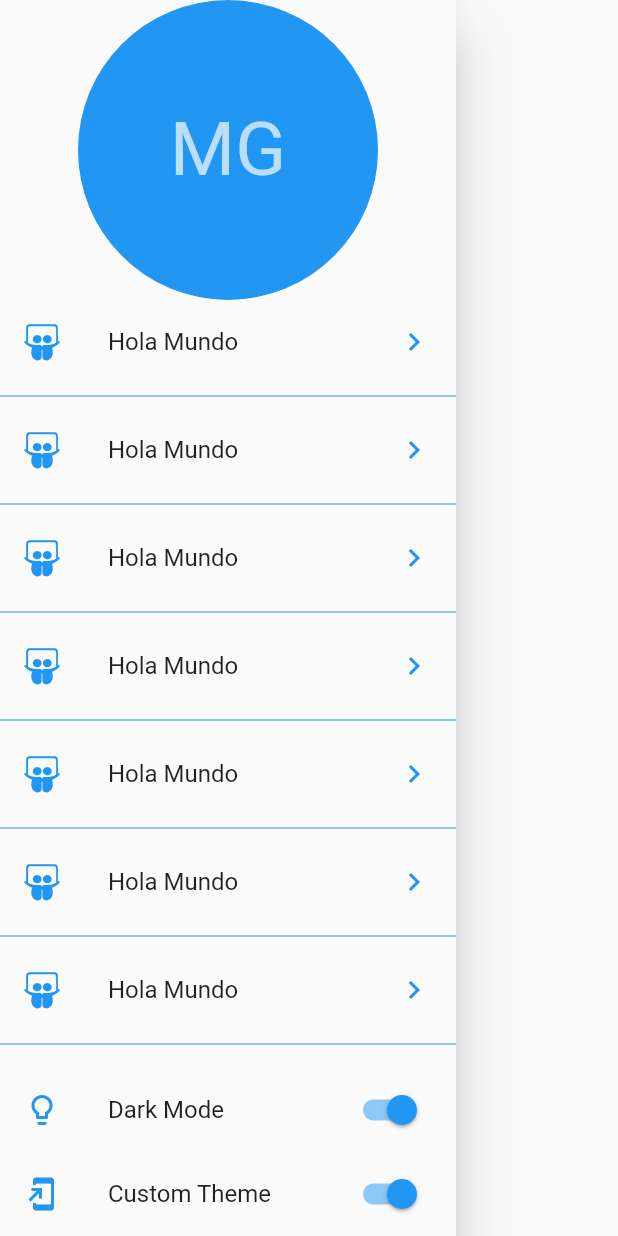
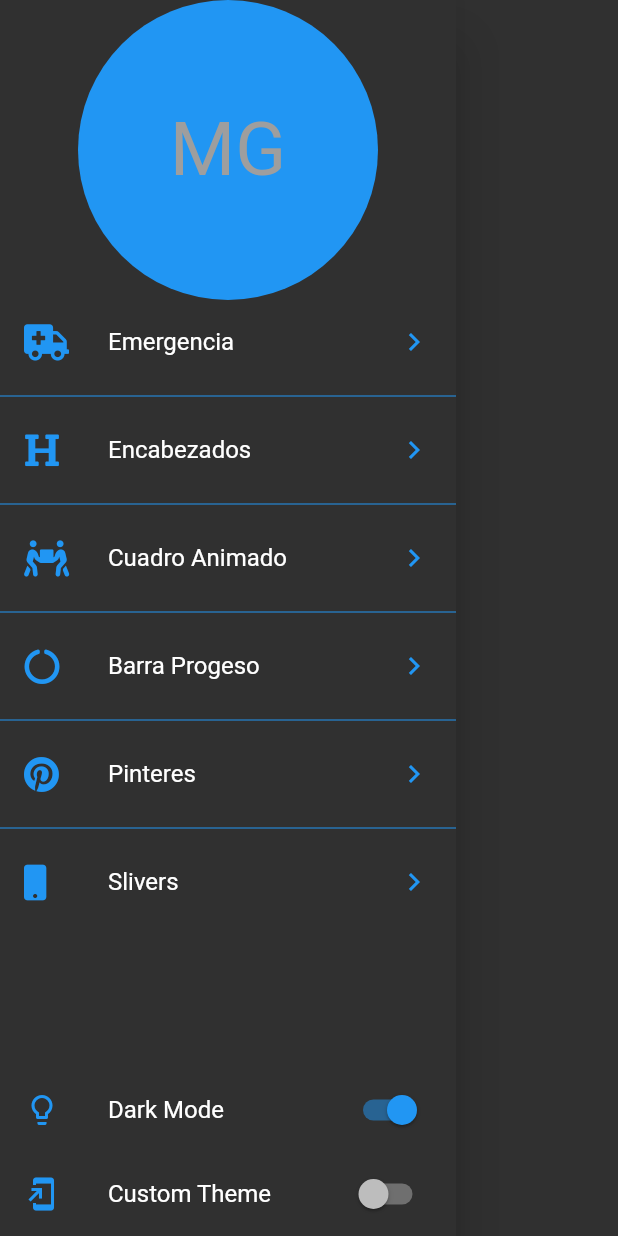
Before and after one commit to MarioAGtzC/Intermediate_Flutter, a Flutter app: the _MenuPrincipal widget shown alone on an empty page, opened directly, on a phone screen of 412 x 824 dp. Run offline on Flutter 3.47's test engine with Material 2 defaults, Android fonts, the phone set to English and light mode, and no system bars; our stand-ins replace animate_do, font_awesome_flutter.

Commit message:
Half of section 10

```diff
--- a/disenos_app/lib/src/pages/launcher_page.dart
+++ b/disenos_app/lib/src/pages/launcher_page.dart
@@ -1,5 +1,9 @@
 import 'package:flutter/material.dart';
+import 'package:provider/provider.dart';
 import 'package:font_awesome_flutter/font_awesome_flutter.dart';
+
+import 'package:disenos_app/src/theme/theme.dart';
+import 'package:disenos_app/src/routes/routes.dart';
 
 class LauncherPage extends StatelessWidget {
   @override
@@ -22,13 +26,13 @@ class _ListaOpciones extends StatelessWidget {
       separatorBuilder: (context, i) => Divider(
         color: Colors.blue,
       ),
-      itemCount: 20,
+      itemCount: pageRoutes.length,
       itemBuilder: (context, i) => ListTile(
-        leading: FaIcon(FontAwesomeIcons.slideshare, color: Colors.blue,),
-        title: Text('Hola Mundo'),
+        leading: FaIcon(pageRoutes[i].icon, color: Colors.blue,),
+        title: Text(pageRoutes[i].titulo),
         trailing: Icon(Icons.chevron_right, color: Colors.blue,),
         onTap: () {
-
+          Navigator.push(context, MaterialPageRoute(builder: (context) => pageRoutes[i].page));
         },
       ),
     );
@@ -38,6 +42,8 @@ class _ListaOpciones extends StatelessWidget {
 class _MenuPrincipal extends StatelessWidget {
   @override
   Widget build(BuildContext context) {
+    final appTheme = Provider.of<ThemeChanger>(context);
+
     return Drawer(
       child: Container(
         child: Column(
@@ -59,18 +65,24 @@ class _MenuPrincipal extends StatelessWidget {
               leading: Icon(Icons.lightbulb_outline, color: Colors.blue,),
               title: Text('Dark Mode'),
               trailing: Switch.adaptive(
-                value: true,
+                value: appTheme.darkTheme,
                 activeColor: Colors.blue,
-                onChanged: (value) {}
+                onChanged: (value) => appTheme.darkTheme = value
               ),
             ),
-            ListTile(
-              leading: Icon(Icons.add_to_home_screen, color: Colors.blue,),
-              title: Text('Custom Theme'),
-              trailing: Switch.adaptive(
-                value: true,
-                activeColor: Colors.blue,
-                onChanged: (value) {}
+            SafeArea(
+              bottom: true,
+              top: false,
+              left: false,
+              right: false,
+              child: ListTile(
+                leading: Icon(Icons.add_to_home_screen, color: Colors.blue,),
+                title: Text('Custom Theme'),
+                trailing: Switch.adaptive(
+                  value: appTheme.customTheme,
+                  activeColor: Colors.blue,
+                onChanged: (value) => appTheme.customTheme = value
+                ),
               ),
             ),
           ],
--- a/disenos_app/lib/src/pages/sliver_list_page.dart
+++ b/disenos_app/lib/src/pages/sliver_list_page.dart
@@ -1,5 +1,3 @@
-import 'dart:io';
-
 import 'package:flutter/material.dart';
 
 class SliverListPage extends StatelessWidget {
--- /dev/null
+++ b/disenos_app/lib/src/routes/routes.dart
@@ -0,0 +1,27 @@
+import 'package:flutter/material.dart';
+import 'package:font_awesome_flutter/font_awesome_flutter.dart';
+
+import 'package:disenos_app/src/pages/headers_page.dart';
+import 'package:disenos_app/src/pages/emergency_page.dart';
+import 'package:disenos_app/src/pages/pinterest_page.dart';
+import 'package:disenos_app/src/pages/sliver_list_page.dart';
+import 'package:disenos_app/src/retos/cuadrado_animado_page.dart';
+import 'package:disenos_app/src/pages/graficas_circulares_page.dart';
+
+final pageRoutes = <_Route> [
+  // _Route(FontAwesomeIcons.slideshare, 'Slideshow', SlideshowPage()),
+  _Route(FontAwesomeIcons.ambulance, 'Emergencia', EmergencyPage()),
+  _Route(FontAwesomeIcons.heading, 'Encabezados', HeadersPage()),
+  _Route(FontAwesomeIcons.peopleCarry, 'Cuadro Animado', CuadradoAnimadoPage()),
+  _Route(FontAwesomeIcons.circleNotch, 'Barra Progeso', GraficasCircularesPage()),
+  _Route(FontAwesomeIcons.pinterest, 'Pinteres', PinterestPage()),
+  _Route(FontAwesomeIcons.mobile, 'Slivers', SliverListPage()),
+];
+
+class _Route {
+  final IconData icon;
+  final String titulo;
+  final Widget page;
+
+  _Route(this.icon, this.titulo, this.page);
+}
```
Also changed, not shown: disenos_app/lib/main.dart (+12 -10 lines), disenos_app/lib/src/theme/theme.dart (added, +58 -0 lines).
